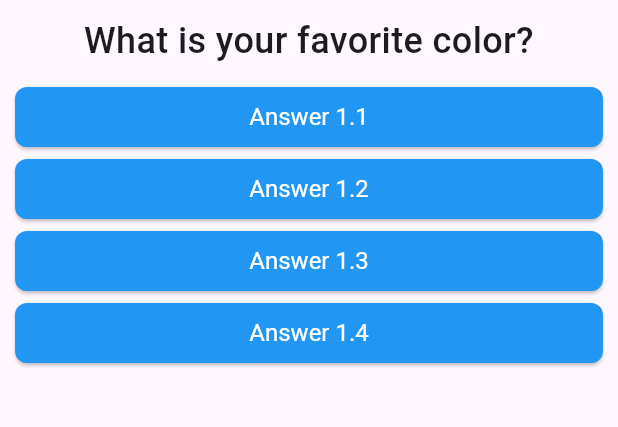
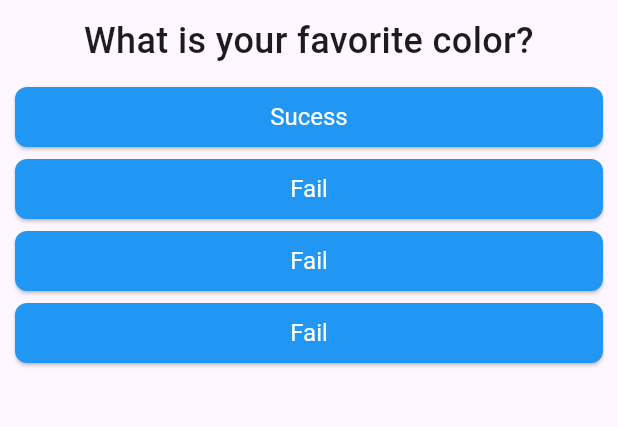
Before and after one commit to joseferreira-dev/project_questions_app, a Flutter app: the screen it shows after launch, on a phone screen of 412 x 824 dp, the part 84-511 px from its top. Run offline on Flutter 3.47's test engine with Material 3 defaults, Android fonts, the phone set to English and light mode, and no system bars.

Commit message:
Add point property to questions

```diff
--- a/lib/main.dart
+++ b/lib/main.dart
@@ -22,28 +22,28 @@ class _QuestionsAppState extends State<QuestionsApp> {
     {
       'text': 'What is your favorite color?',
       'answers': [
-        'Answer 1.1',
-        'Answer 1.2',
-        'Answer 1.3',
-        'Answer 1.4',
+        { 'answer': 'Sucess', 'point': 1 },
+        { 'answer': 'Fail', 'point': 0 },
+        { 'answer': 'Fail', 'point': 0 },
+        { 'answer': 'Fail', 'point': 0 },
       ],
     },
     {
       'text': 'What is your favorite animal?',
       'answers': [
-        'Answer 2.1',
-        'Answer 2.2',
-        'Answer 2.3',
-        'Answer 2.4',
+        { 'answer': 'Fail', 'point': 0 },
+        { 'answer': 'Sucess', 'point': 1 },
+        { 'answer': 'Fail', 'point': 0 },
+        { 'answer': 'Fail', 'point': 0 },
       ],
     },
     {
       'text': 'What is your favorite coach?',
       'answers': [
-        'Answer 3.1',
-        'Answer 3.2',
-        'Answer 3.3',
-        'Answer 3.4',
+        { 'answer': 'Fail', 'point': 0 },
+        { 'answer': 'Fail', 'point': 0 },
+        { 'answer': 'Sucess', 'point': 1 },
+        { 'answer': 'Fail', 'point': 0 },
       ],
     },
   ];
--- a/lib/quiz.dart
+++ b/lib/quiz.dart
@@ -17,13 +17,13 @@ class Quiz extends StatelessWidget {
   @override
   Widget build(BuildContext context) {
     var answersList = hasSelectedQuestion
-      ? questions[selectedQuestion]['answers'] as List<String>
+      ? questions[selectedQuestion]['answers'] as List<Map<String, Object>>
       : null;
 
     return Column(
       children: [
         Question(questions[selectedQuestion]['text'] as String),
-        ...answersList!.map((text) => Answer(text, onSelected)),
+        ...answersList!.map((text) => Answer(text['answer'] as String, onSelected)),
       ],
     );
   }
```
